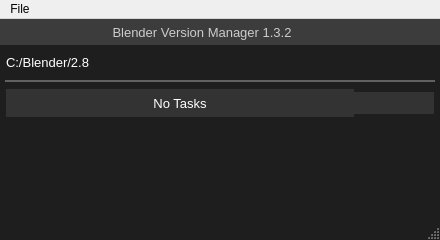
The window that main_window_design.ui (DotBow/Blender-Version-Manager) describes before a commit, drawn with Qt 5.
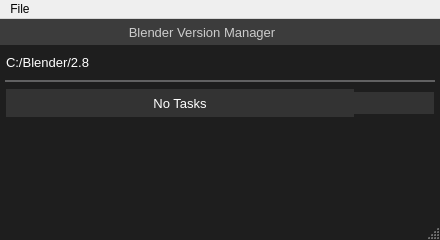
The same window after the commit. Icons and pictures are not drawn.

Diff of the .ui file:
```diff
--- a/main_window_design.ui
+++ b/main_window_design.ui
@@ -163,7 +163,7 @@
 padding: 0px 0px 0px 20px;</string>
         </property>
         <property name="text">
-         <string notr="true">Blender Version Manager 1.3.2</string>
+         <string notr="true">Blender Version Manager</string>
         </property>
         <property name="alignment">
          <set>Qt::AlignCenter</set>
```
